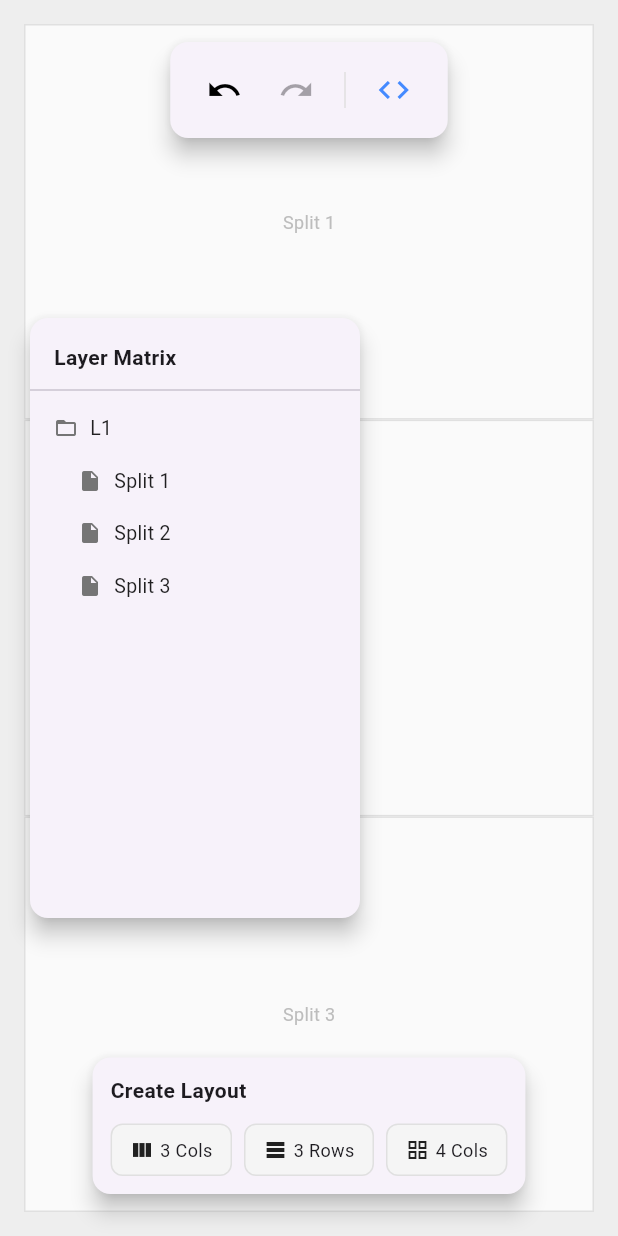
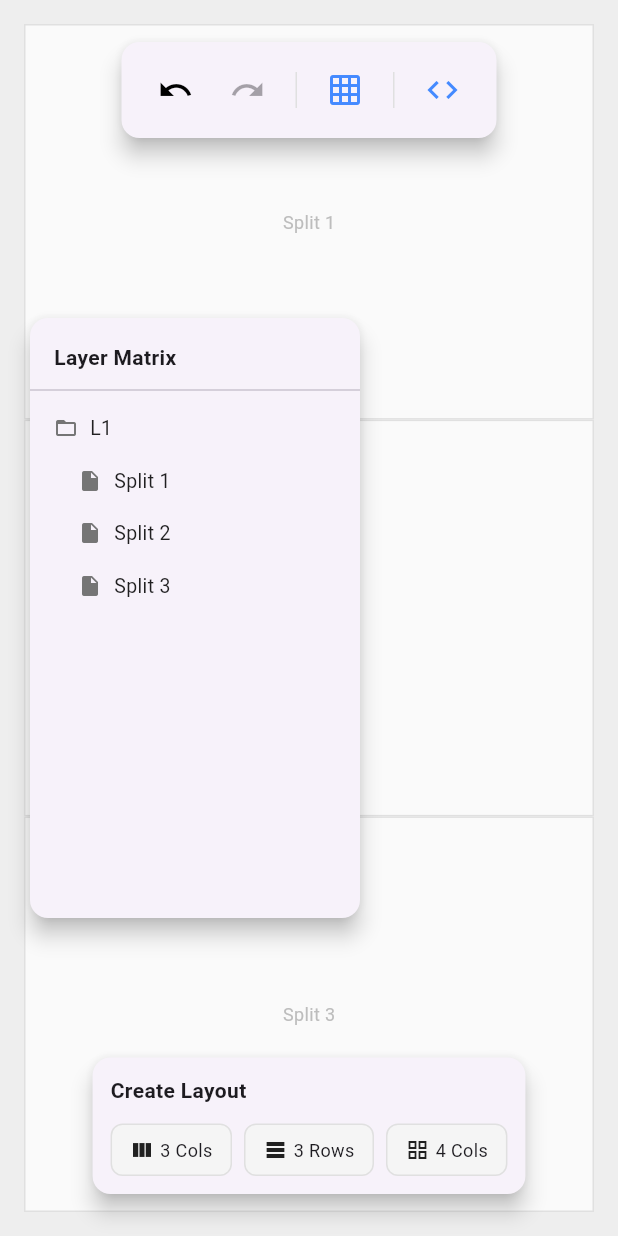
Before and after one commit to ameeralhatemi67-debug/layout_engine, a Flutter app: the screen it shows after launch, item 2 of the bottom bar chosen, on a phone screen of 412 x 824 dp. Run offline on Flutter 3.47's test engine with Material 3 defaults, Android fonts, the phone set to English and light mode, and no system bars; our stand-ins replace get, hive_flutter; accounts and stored records are empty.

Commit message:
feat: implemented Checkpoint 7 deep copying and wireframe preview toggle

```diff
--- a/lib/controllers/layout_controller.dart
+++ b/lib/controllers/layout_controller.dart
@@ -25,6 +25,16 @@ class LayoutController extends GetxController {
   /// Reactive booleans to disable/enable the Undo/Redo UI buttons.
   var canUndo = false.obs;
   var canRedo = false.obs;
+
+  // --- ADD THESE NEW LINES ---
+  /// Task 1 (Part B): Visual Toggle State for LayerView (Wireframe)
+  var isWireframeMode = true.obs;
+
+  /// Toggles the wireframe borders on the canvas.
+  void toggleWireframe() {
+    isWireframeMode.value = !isWireframeMode.value;
+    update(); // Forces the CanvasView to redraw immediately
+  }
 
   @override
   void onInit() {
--- a/lib/models/layout_node.dart
+++ b/lib/models/layout_node.dart
@@ -1,3 +1,4 @@
+import 'dart:convert'; // Required for Deep Copying
 import 'package:uuid/uuid.dart';
 
 class LayoutNode {
@@ -13,15 +14,40 @@ class LayoutNode {
     Map<String, dynamic>? properties,
     List<LayoutNode>? children,
   }) : id = id ?? const Uuid().v4(),
-       properties = properties ?? {},
+       properties = _initializeProperties(properties),
        children = children ?? [];
+
+  /// Task 1: Data Model Upgrade
+  /// Injects new Pillar 2 default properties and detaches nested memory references.
+  static Map<String, dynamic> _initializeProperties(
+    Map<String, dynamic>? props,
+  ) {
+    final base = props != null
+        ? Map<String, dynamic>.from(props)
+        : <String, dynamic>{};
+
+    // Inject Checkpoint 7 defaults if they do not exist yet
+    base['padding'] =
+        base['padding'] ?? {'top': 0, 'bottom': 0, 'left': 0, 'right': 0};
+    base['alignment'] = base['alignment'] ?? 'center';
+    // base['locked_size'] remains null until explicitly set by a user
+
+    // Detach nested padding map to prevent shallow-copy reference bugs
+    if (base['padding'] is Map) {
+      base['padding'] = Map<String, dynamic>.from(base['padding'] as Map);
+    }
+
+    return base;
+  }
 
   /// Deserialization from JSON (Recursive)
   factory LayoutNode.fromJson(Map<String, dynamic> json) {
     return LayoutNode(
       id: json['id'] as String?,
       type: json['type'] as String,
-      properties: Map<String, dynamic>.from(json['properties'] ?? {}),
+      properties: json['properties'] != null
+          ? Map<String, dynamic>.from(json['properties'])
+          : {},
       children:
           (json['children'] as List<dynamic>?)
               ?.map(
@@ -33,23 +59,25 @@ class LayoutNode {
     );
   }
 
-  /// Serialization to JSON (Recursive)
+  /// Task 2: Serialization to JSON (Recursive) & Safe Deep Copy
   Map<String, dynamic> toJson() {
     return {
       'id': id,
       'type': type,
-      'properties': properties,
+      // We encode and decode the properties to force a 100% clean Deep Copy of nested maps
+      'properties': jsonDecode(jsonEncode(properties)),
       'children': children.map((child) => child.toJson()).toList(),
     };
   }
 
   /// Helper Method for the Undo/Redo Engine
   LayoutNode clone() {
-    return LayoutNode.fromJson(toJson());
+    // We also force a deep copy here to guarantee the Memento history stack
+    // never accidentally mutates past padding states.
+    return LayoutNode.fromJson(jsonDecode(jsonEncode(toJson())));
   }
 
-  /// Task 1 & 2: Recursive Parsing Engine & Dynamic Indentation Tracker
-  /// Translates the JSON tree into standard, readable Flutter widgets.
+  /// Recursive Parsing Engine & Dynamic Indentation Tracker
   String toDartCode({int indentLevel = 0, bool isRoot = false}) {
     String getIndent(int level) => '  ' * level;
 
@@ -58,18 +86,15 @@ class LayoutNode {
     String suffix = '';
 
     // 1. Boundary Protection (Expanded wrapper)
-    // If it is not the root, it must be wrapped in an Expanded widget for proportional sizing.
     if (!isRoot) {
       final flexValue = properties['flex_value'] as int? ?? 1000;
       prefix += '${getIndent(currentLevel)}Expanded(\n';
       prefix += '${getIndent(currentLevel + 1)}flex: $flexValue,\n';
       prefix += '${getIndent(currentLevel + 1)}child: ';
 
-      // Suffix closes the Expanded widget after the core content is generated
       suffix = '\n${getIndent(currentLevel)}),\n' + suffix;
       currentLevel += 1;
     } else {
-      // The root layer does not get an Expanded wrapper
       prefix += getIndent(currentLevel);
       suffix = ',\n';
     }
@@ -80,7 +105,6 @@ class LayoutNode {
       prefix += 'SingleChildScrollView(\n';
       prefix += '${getIndent(currentLevel + 1)}child: ';
 
-      // Suffix closes the ScrollView
       suffix = '\n${getIndent(currentLevel)}),' + suffix;
       currentLevel += 1;
     }
@@ -93,7 +117,6 @@ class LayoutNode {
           '${getIndent(currentLevel + 1)}crossAxisAlignment: CrossAxisAlignment.stretch,\n';
       prefix += '${getIndent(currentLevel + 1)}children: [\n';
 
-      // Recursively parse all children, increasing the indentation level
       for (var child in children) {
         prefix += child.toDartCode(
           indentLevel: currentLevel + 2,
@@ -113,7 +136,6 @@ class LayoutNode {
       prefix += '\n${getIndent(currentLevel)})';
     }
 
-    // Combine the prefixes and suffixes to output the final block
     return prefix + suffix;
   }
 }
--- a/lib/views/canvas/canvas_view.dart
+++ b/lib/views/canvas/canvas_view.dart
@@ -9,62 +9,78 @@ class CanvasView extends StatelessWidget {
   @override
   Widget build(BuildContext context) {
     // GetBuilder listens for the update() command from LayoutController
-    // It is much more efficient than Obx for deeply nested trees.
     return GetBuilder<LayoutController>(
       builder: (controller) {
         return Container(
-          color: Colors.white,
-          // We pass isRoot: true so the very first layer doesn't try to
-          // wrap itself in an Expanded widget (which would cause an error).
-          child: _buildNode(controller.activeLayout, isRoot: true),
+          // Optional: Make the root background transparent in Preview Mode
+          color: controller.isWireframeMode.value
+              ? Colors.white
+              : Colors.transparent,
+          // We now pass the controller down into the recursive engine
+          child: _buildNode(controller.activeLayout, controller, isRoot: true),
         );
       },
     );
   }
 
   /// The Recursive Rendering Engine
-  Widget _buildNode(LayoutNode node, {bool isRoot = false}) {
+  Widget _buildNode(
+    LayoutNode node,
+    LayoutController controller, {
+    bool isRoot = false,
+  }) {
     Widget content;
+
+    // Read the global wireframe state
+    final isWireframe = controller.isWireframeMode.value;
 
     // 1. Structural Mapping (Row vs Column)
     if (node.type == 'RowNode') {
       content = Row(
         crossAxisAlignment: CrossAxisAlignment.stretch,
-        children: node.children.map((child) => _buildNode(child)).toList(),
+        // Pass the controller down to the children recursively
+        children: node.children
+            .map((child) => _buildNode(child, controller))
+            .toList(),
       );
     } else if (node.type == 'ColumnNode') {
       content = Column(
         crossAxisAlignment: CrossAxisAlignment.stretch,
-        children: node.children.map((child) => _buildNode(child)).toList(),
+        children: node.children
+            .map((child) => _buildNode(child, controller))
+            .toList(),
       );
     } else {
       // 2. Leaf Node / Placeholder Mapping
-      // This represents an empty split where the user hasn't added items yet.
       content = Container(
-        decoration: BoxDecoration(
+        // Conditionally strip the borders and background color
+        decoration: isWireframe
+            ? BoxDecoration(
                 border: Border.all(color: Colors.grey.shade300, width: 1),
                 color: Colors.grey.shade50,
-        ),
-        child: Center(
+              )
+            : null,
+        // Conditionally hide the placeholder text so it looks like a real blank app
+        child: isWireframe
+            ? Center(
                 child: Text(
                   node.properties['layer_name'] ?? node.id.substring(0, 4),
                   style: TextStyle(color: Colors.grey.shade400, fontSize: 12),
                 ),
-        ),
+              )
+            : null,
       );
     }
 
     // 3. The Viewport Mapping (LockEdit)
     final isLocked = node.properties['is_locked'] == true;
     if (isLocked) {
-      // If a layout is locked, its visual footprint is constrained by the flex,
-      // but the internal content becomes a scrollable viewport.
       content = SingleChildScrollView(child: content);
     }
 
     // 4. Boundary Protection
     if (isRoot) {
-      return content; // The root layer takes the full screen
+      return content;
     }
 
     // 5. Apply the 1000-Unit Math Engine flex values
--- a/lib/views/overlays/main_holder.dart
+++ b/lib/views/overlays/main_holder.dart
@@ -45,12 +45,35 @@ class MainHolder extends StatelessWidget {
             ), // Divider
             const SizedBox(width: 8),
 
-            // Copy Code Button
+            // --- NEW: LayerView / Wireframe Toggle Button ---
+            Obx(
+              () => IconButton(
+                icon: Icon(
+                  controller.isWireframeMode.value
+                      ? Icons.grid_on
+                      : Icons.grid_off,
+                ),
+                color: controller.isWireframeMode.value
+                    ? Colors.blueAccent
+                    : Colors.grey.shade600,
+                onPressed: controller.toggleWireframe,
+                tooltip: 'Toggle LayerView (Wireframe)',
+              ),
+            ),
+
+            const SizedBox(width: 8),
+            Container(
+              width: 1,
+              height: 24,
+              color: Colors.grey.shade300,
+            ), // Divider
+            const SizedBox(width: 8),
+
             // Copy Code Button
             IconButton(
               icon: const Icon(Icons.code),
               color: Colors.blueAccent,
-              onPressed: () => controller.copyCodeToClipboard(), // Connected!
+              onPressed: () => controller.copyCodeToClipboard(),
               tooltip: 'Copy Code',
             ),
           ],
```
Lines whose indentation alone changed are shown as unchanged.
